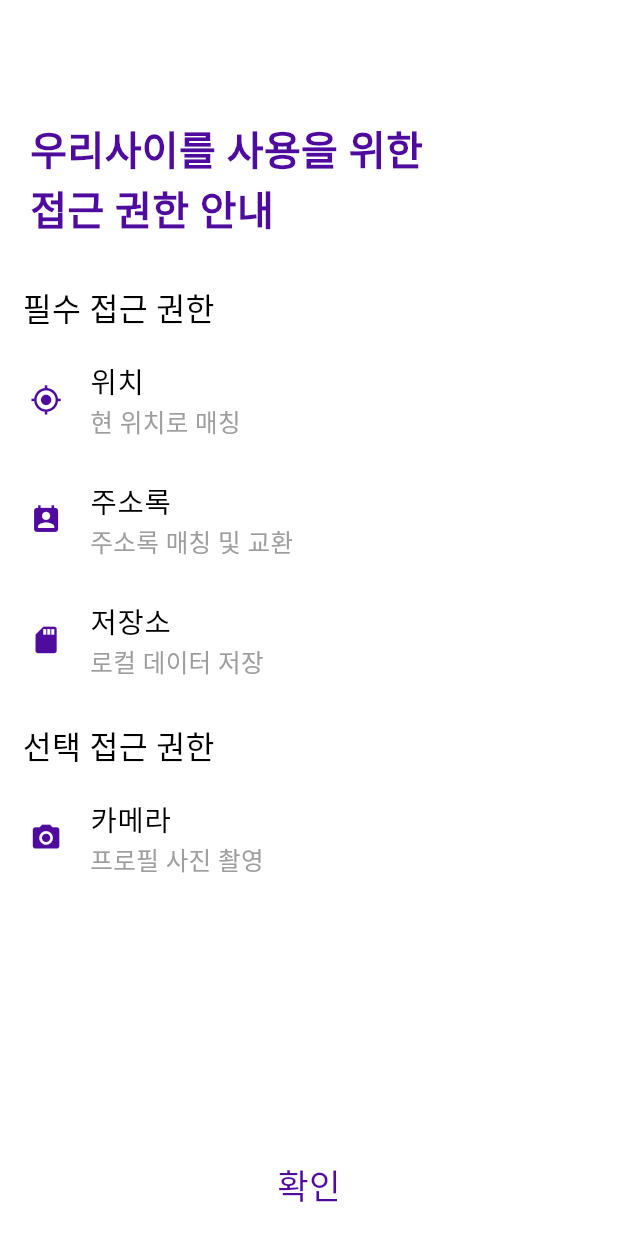
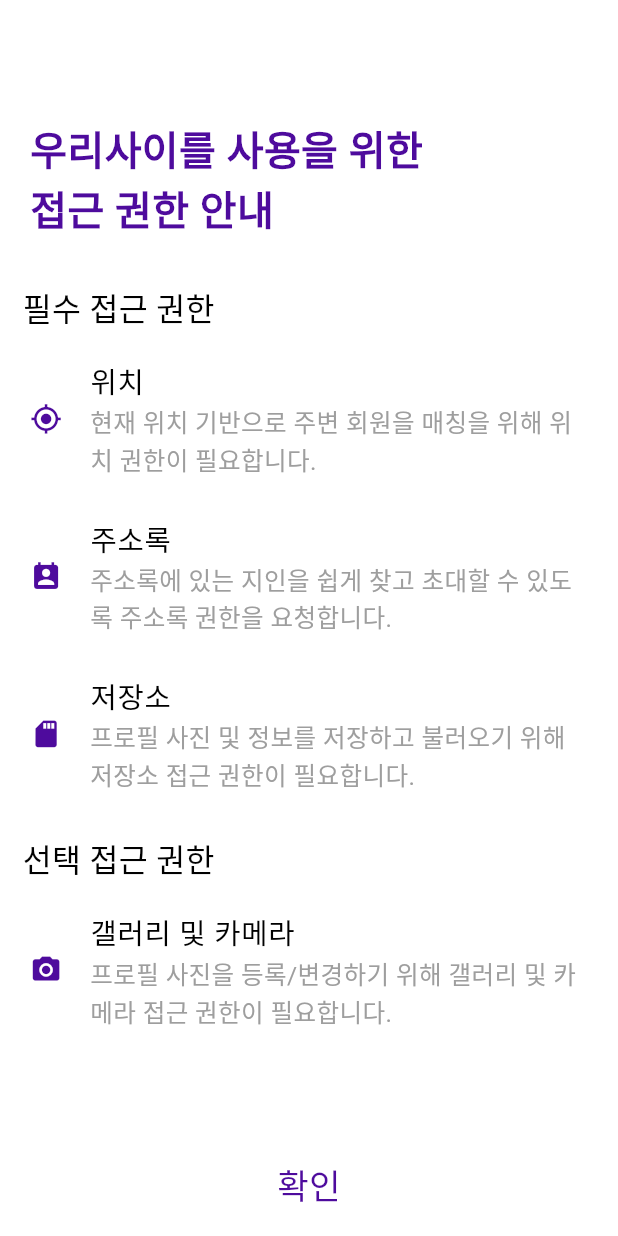
Before and after one commit to Soryoung-Kim/you_and_i, a Flutter app: the SplashPermission screen opened by its route, on a phone screen of 412 x 824 dp. Run offline on Flutter 3.47's test engine with Material 3 defaults, Android fonts, the phone set to English and light mode, and no system bars; our stand-ins replace device_info_plus, flutter_contacts, flutter_dotenv, flutter_easyloading, flutter_screenutil, flutter_slidable and 15 more; missing offline and left inert: flutter_webrtc, graphview, im_animations, kakao_flutter_sdk, pixel_color_picker, queue and 1 more; accounts and stored records are empty.

Commit message:
퍼미션 권한 설명 수정, 개인정보처리방침 추가

```diff
--- a/lib/agree.dart
+++ b/lib/agree.dart
@@ -52,7 +52,7 @@
                   height: 120.h,
                   child: Padding(
                     padding: EdgeInsets.only(
-                      bottom: bottomInset - 55.h,
+                      bottom: 55.h - bottomInset,
                     ),
                     child: TextButton(
                       child: Text(
--- a/lib/pages/more/more.dart
+++ b/lib/pages/more/more.dart
@@ -21,6 +21,7 @@
       'FAQ',
       '환경설정',
       '약관안내',
+      '개인정보처리방침',
       '버전정보  v${mainController.version}',
     ];
     List<String> imageList = [
@@ -29,6 +30,7 @@
       'assets/images/ic_more_02.png',
 
       'assets/images/ic_more_04.png',
+      'assets/images/ic_more_06.png',
       'assets/images/ic_more_06.png',
       'assets/images/ic_more_05.png',
     ];
@@ -56,6 +58,11 @@
             else if(index == 4){
               Get.toNamed('/MoreWebview',
                   arguments: ['약관안내','https://woori42.net/policy.html']
+              );
+            }
+            else if(index == 5){
+              Get.toNamed('/MoreWebview',
+                  arguments: ['개인정보처리방침','https://woori42.net/privacy_policy.html']
               );
             }
 
--- a/lib/splash_permision.dart
+++ b/lib/splash_permision.dart
@@ -53,7 +53,7 @@
             permission == LocationPermission.whileInUse;
       }
 
-      return _handleDenied(status, '위치 접근 권한을 허용해주세요.');
+      return _handleDenied(status, '현재 위치 기반으로 주변 회원을 매칭하고, 맞춤 정보를 제공하기 위해 위치 권한이 필요합니다.');
     }
 
   Future<bool> _contactPermision() async {
@@ -62,7 +62,7 @@
         return true;
     }
 
-      return _handleDenied(status, '연락처 접근 권한을 허용해주세요.');
+      return _handleDenied(status, '주소록에 있는 지인을 쉽게 찾고 초대할 수 있도록 주소록 권한을 요청합니다.');
   }
 
   Future<PermissionStatus> _getContactPermission() async {
@@ -257,7 +257,7 @@
                 subtitle: Align(
                   alignment: Alignment(-1.0, 0),
                   child: Text(
-                    '현 위치로 매칭',
+                    '현재 위치 기반으로 주변 회원을 매칭을 위해 위치 권한이 필요합니다.',
                     textAlign: TextAlign.left,
                     style: TextStyle(
                       color: Colors.grey,
@@ -292,7 +292,7 @@
                 subtitle: Align(
                   alignment: Alignment(-1.0, 0),
                   child: Text(
-                    '주소록 매칭 및 교환',
+                    '주소록에 있는 지인을 쉽게 찾고 초대할 수 있도록 주소록 권한을 요청합니다.',
                     textAlign: TextAlign.left,
                     style: TextStyle(
                       color: Colors.grey,
@@ -327,7 +327,7 @@
                 subtitle: Align(
                   alignment: Alignment(-1.0, 0),
                   child: Text(
-                    '로컬 데이터 저장',
+                    '프로필 사진 및 정보를 저장하고 불러오기 위해 저장소 접근 권한이 필요합니다.',
                     textAlign: TextAlign.left,
                     style: TextStyle(
                       color: Colors.grey,
@@ -369,7 +369,7 @@
                 title: Align(
                   alignment: Alignment(-1.0, 0),
                   child: Text(
-                    '카메라',
+                    '갤러리 및 카메라',
                     textAlign: TextAlign.left,
                     style: TextStyle(
                       color: Colors.black,
@@ -380,7 +380,7 @@
                 subtitle: Align(
                   alignment: Alignment(-1.0, 0),
                   child: Text(
-                    '프로필 사진 촬영',
+                    '프로필 사진을 등록/변경하기 위해 갤러리 및 카메라 접근 권한이 필요합니다.',
                     textAlign: TextAlign.left,
                     style: TextStyle(
                       color: Colors.grey,
```
Also changed, not shown: 1 other file.
